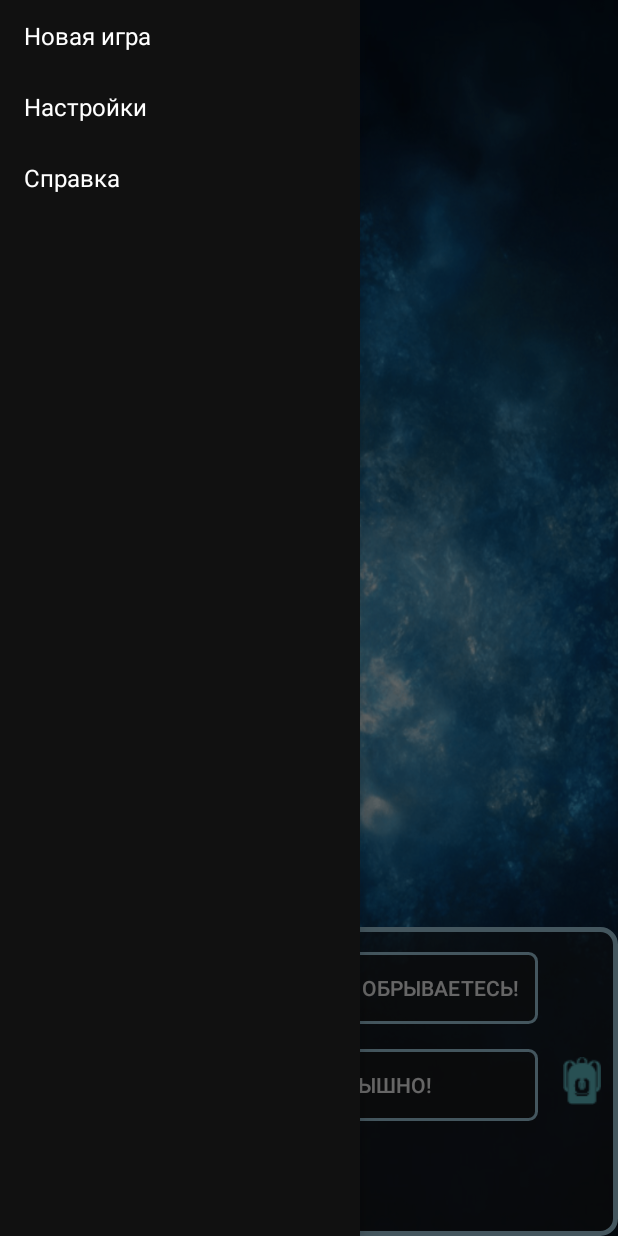
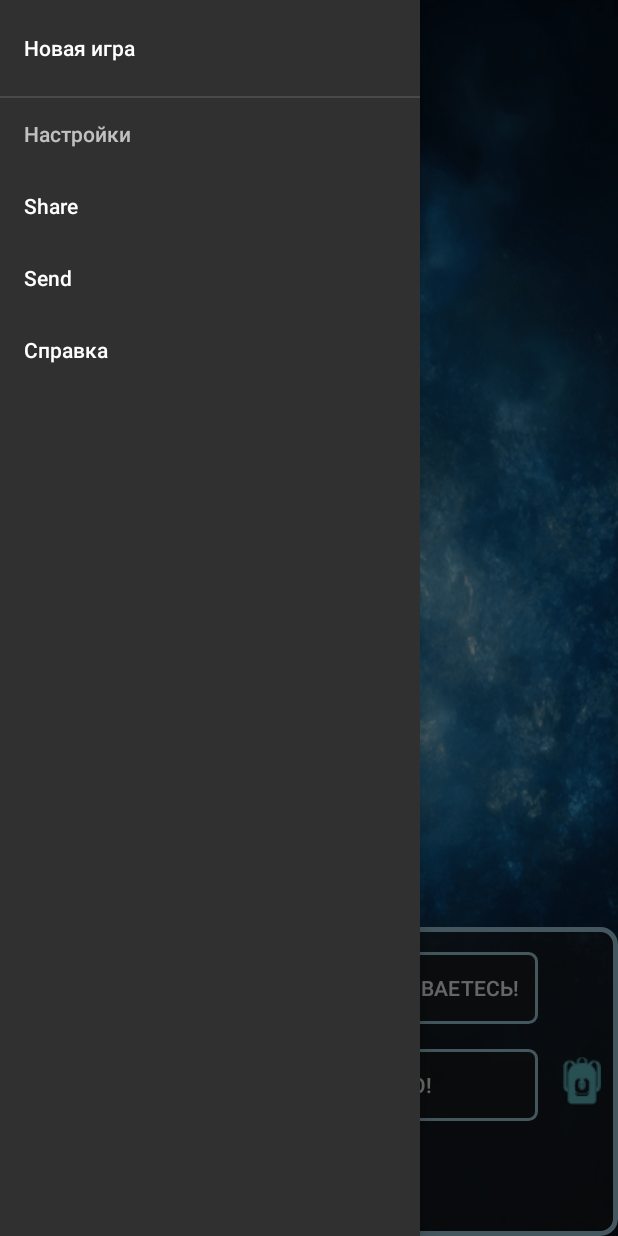
Before and after one commit to Magnusyatina/White-Desert, an Android app: the screen it shows after launch (MainActivity), with the side drawer open, on a phone screen of 412 x 824 dp. Run offline under Robolectric (Android 15) with nearby library versions, the phone set to English and light mode, and no system bars.

Commit message:
Работа с меню + комментарии

```diff
--- a/app/build.gradle
+++ b/app/build.gradle
@@ -26,5 +26,6 @@ dependencies {
     })
     compile 'com.android.support:appcompat-v7:25.3.1'
     compile 'com.android.support.constraint:constraint-layout:1.0.2'
+    compile 'com.android.support:design:26.+'
     testCompile 'junit:junit:4.12'
 }
--- a/app/src/main/java/com/example/serge/test1/MainActivity.java
+++ b/app/src/main/java/com/example/serge/test1/MainActivity.java
@@ -65,21 +65,35 @@ public class MainActivity extends AppCompatActivity {
     @RequiresApi(api = Build.VERSION_CODES.KITKAT)
     @Override
     protected void onCreate(Bundle savedInstanceState) {
+
         super.onCreate(savedInstanceState);
+
+        //Установка полноэкранного режима
         getWindow().setFlags( WindowManager.LayoutParams.FLAG_FULLSCREEN, WindowManager.LayoutParams.FLAG_FULLSCREEN );
+
+        //Настройка звука
         setVolumeControlStream( AudioManager.STREAM_MUSIC);
+
+
         setContentView(R.layout.activity_main);
-        mDrawerListView = (ListView) findViewById(R.id.left_drawer);
-        mDrawerListView.setAdapter( new ArrayAdapter<String>(this, R.layout.drawer_list_item, getResources().getStringArray(R.array.menu_items) ) );
+
+
+        //Установка звукового сопровождения
         setMusic();
         mainScrollView = (ScrollView) findViewById(R.id.mainScrollView);
         mainLayout = (LinearLayout) findViewById(R.id.textArea);
         questionView = (LinearLayout) findViewById(R.id.questionsLayout);
         try {
+
+            //Вызов функции загрузки сценария из файла
             Scenario.loadSceanrio( this );
+
+            //Вызов функции загрузки прогресса
             Progress.loadProgress(this);
             if(Progress.progressList.size()!=0)
+                //Если коллекция прогресса не пуста, вызывается функция обработки прогресса
                 gameStart();
+            //Иначе вызывается функция получения текущей стадии
             else getCurrentEpisode();
         }catch (XmlPullParserException | IOException e){
             e.printStackTrace();
@@ -88,8 +102,13 @@ public class MainActivity extends AppCompatActivity {
     }
 
     protected void setMusic(){
+        //Создание плеера
         mediaPlayer = MediaPlayer.create(this, R.raw.soundtrack);
+
+        //Установка параметра громкости звучания
         mediaPlayer.setVolume( 0.05f, 0.05f );
+
+        //Установка зацикливания звуковой дорожки
         mediaPlayer.setLooping(true);
     }
 
@@ -102,8 +121,12 @@ public class MainActivity extends AppCompatActivity {
     protected void getCurrentEpisode(){
         try {
             if (stage == null)
+                //Если переменная стадии null, присвается идентификатор начала сценария
                 stage = new String( "start" );
+
+            //Вызов функции добавления в прогресс событий, относящихся к определенной стадии и возврат этих событий
             ArrayList<CustomEvents> arrayList = Progress.addToProgress(stage);
+            //Вызов функции обработки событий
             gameContinue(arrayList);
 
         }catch (NoSuchElementException e){
@@ -155,6 +178,8 @@ public class MainActivity extends AppCompatActivity {
         }
     }
 
+
+    //Добавление предмета в инвентарь
     private void addItem(final AddItem addItem, long time){
         final int itemId;
         if((itemId = addItem.getItem())!=-1){
@@ -172,6 +197,8 @@ public class MainActivity extends AppCompatActivity {
             };
         }
     }
+
+    //Удаление предмета из инвентаря
     private void removeItem(final RemoveItem removeItem, long time){
         final int itemId;
         if((itemId = removeItem.getItem())!=-1){
@@ -191,7 +218,7 @@ public class MainActivity extends AppCompatActivity {
     }
 
 
-
+    //Вывод сообщения от персонажа на экран
     public void addToViewPort(TextMessage textMessage, long time){
         final TextMessage message = textMessage;
         final TextView textView = new TextView( this);
@@ -217,7 +244,7 @@ public class MainActivity extends AppCompatActivity {
     }
 
 
-
+    //Вывод вопросов на экран
     public void addToViewPort(Questions questions, long time){
         final Questions quest = questions;
         ArrayList<Question> questionArray = quest.getList();
--- a/app/src/main/res/layout/activity_main.xml
+++ b/app/src/main/res/layout/activity_main.xml
@@ -1,8 +1,12 @@
 <?xml version="1.0" encoding="utf-8"?>
+<android.support.v4.widget.DrawerLayout
+    xmlns:android="http://schemas.android.com/apk/res/android"
+    xmlns:tools="http://schemas.android.com/tools"
+    xmlns:app="http://schemas.android.com/apk/res-auto"
+    android:id="@+id/drawer_layout"
+    android:layout_width="match_parent"
+    android:layout_height="match_parent">
     <FrameLayout
-    xmlns:tools="http://schemas.android.com/tools"
-        xmlns:android="http://schemas.android.com/apk/res/android"
-        xmlns:app="http://schemas.android.com/apk/res-auto"
         android:background="@drawable/cold_1mdpi"
         tools:context="com.example.serge.test1.MainActivity"
         android:layout_width="fill_parent"
@@ -102,29 +106,12 @@
                 android:paddingTop="5dp"
                 ></LinearLayout>>
         </LinearLayout>>
-    <android.support.v4.widget.DrawerLayout
-        xmlns:android="http://schemas.android.com/apk/res/android"
-        android:id="@+id/drawer_layout"
-        android:layout_width="match_parent"
-        android:layout_height="match_parent">
-
-        <!-- The main content view -->
-        <FrameLayout
-            android:id="@+id/content_frame"
-            android:layout_width="match_parent"
-            android:layout_height="match_parent"/>
-
-        <!-- The navigation drawer -->
-        <ListView
-            android:id="@+id/left_drawer"
-            android:layout_width="240dp"
+    </FrameLayout>
+    <android.support.design.widget.NavigationView
+        android:id="@+id/nav_view"
+        android:layout_width="wrap_content"
         android:layout_height="match_parent"
         android:layout_gravity="start"
-            android:background="#111"
-            android:choiceMode="singleChoice"
-            android:divider="@android:color/transparent"
-            android:dividerHeight="0dp"/>
-
+        android:fitsSystemWindows="true"
+        app:menu="@menu/activity_main_drawer" />
 </android.support.v4.widget.DrawerLayout>
-
-</FrameLayout>
--- /dev/null
+++ b/app/src/main/res/menu/activity_main_drawer.xml
@@ -0,0 +1,22 @@
+<?xml version="1.0" encoding="utf-8"?>
+
+    <menu xmlns:android="http://schemas.android.com/apk/res/android">
+    <group android:checkableBehavior="single">
+        <item android:title="@string/new_game"></item>>
+        <item android:title="@string/settings"
+            >
+            <menu>
+                    <item
+                        android:id="@+id/music_settings"
+                        android:title="Share" >
+                    </item>>
+                    <item
+                        android:id="@+id/game_settings"
+                        android:title="Send" >
+                    </item>>
+
+            </menu>
+        </item>
+        <item android:title="@string/info"></item>>
+    </group>
+    </menu>
--- a/app/src/main/res/values/strings.xml
+++ b/app/src/main/res/values/strings.xml
@@ -25,7 +25,15 @@
     <string name="die">Джозеф умер</string>>
     <string-array name="menu_items">
         <item>Новая игра</item>
-        <item>Настройки</item>
+        <item>Настройки<item>Hell</item>>></item>
+
         <item>Справка</item>
     </string-array>>
+    <string name="new_game">Новая игра</string>
+    <string name="settings">Настройки</string>
+    <string name="info">Справка</string>
+    <string name="music_on">Вкл.</string>
+    <string name="music_off">Выкл.</string>
+    <string name="fast_game">Быстрая игра</string>
+    <string name="normal_game">Медленная игра</string>
 </resources>
```
Also changed, not shown: app/src/main/res/layout/nav_header_main.xml (added, +27 -0 lines). Lines whose indentation alone changed are shown as unchanged.
